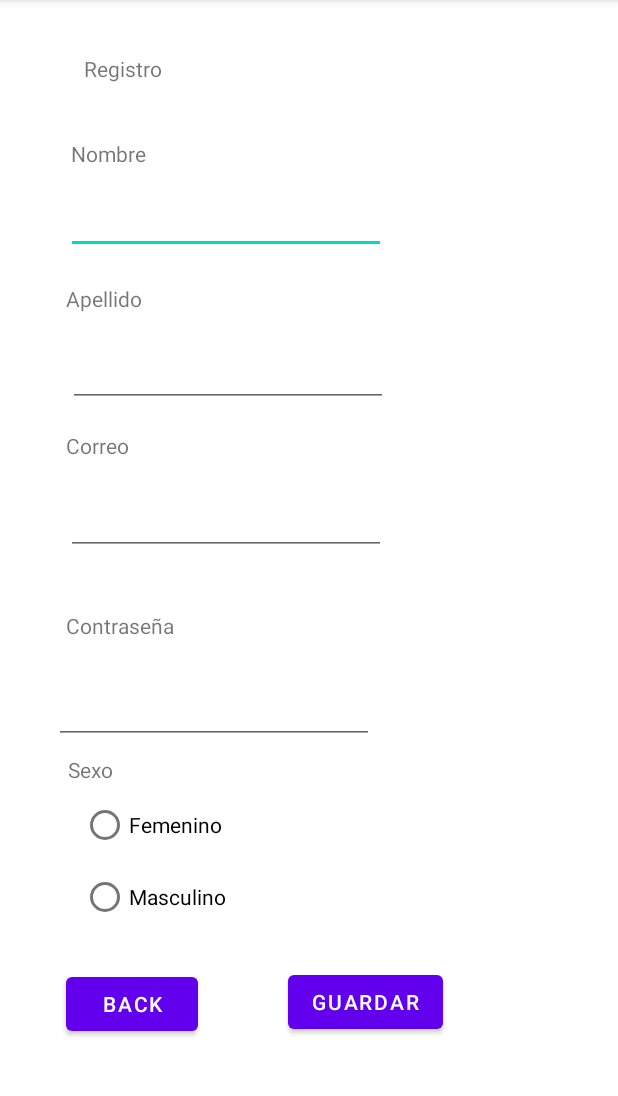
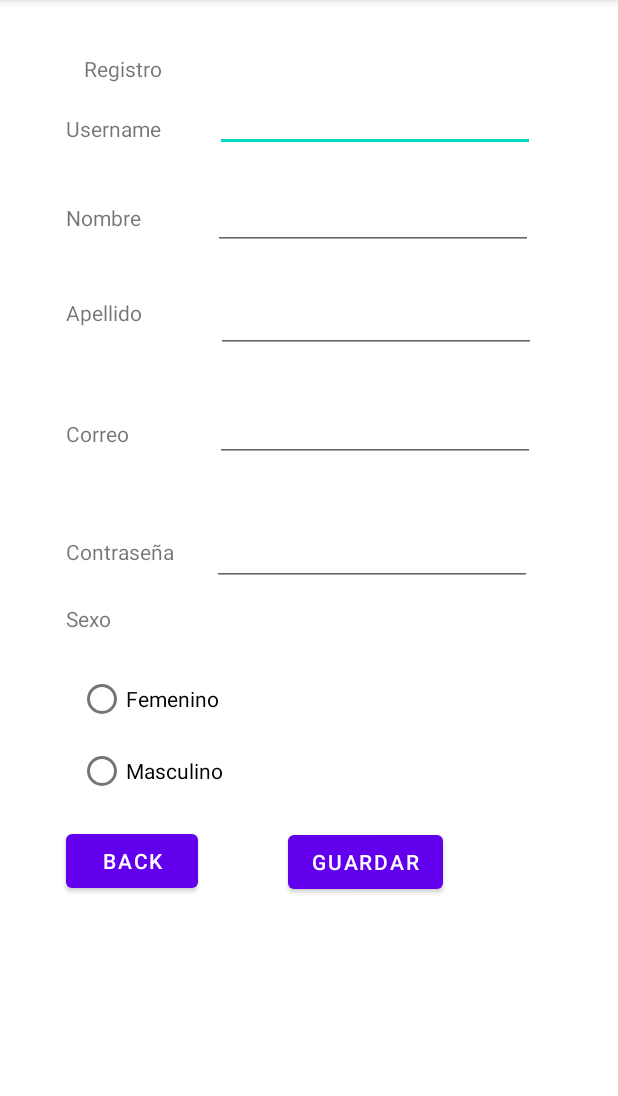
Before and after one commit to Eedal/Android-taller1, an Android app: the screen it shows after launch (RegisterActivity), after a tap on "REGISTRATE", on a phone screen of 412 x 824 dp, the part 84-1180 px from its top. Run offline under Robolectric (Android 15) with nearby library versions, the phone set to English and light mode, and no system bars.

Commit message:
Arreglo registro

```diff
--- a/app/src/main/java/com/example/tallerunimaguno/MainActivity.java
+++ b/app/src/main/java/com/example/tallerunimaguno/MainActivity.java
@@ -84,7 +84,7 @@ public class MainActivity extends AppCompatActivity implements View.OnClickListe
 
     public void UsersSeeders(Integer units, String name){
         for (int i = 0; i < units ; i++){
-            Users.add(new User(name+ String.valueOf(i+1), name+ String.valueOf(i+1), "Prueba", "holasoy@gmail.com", "Masculino"));
+            Users.add(new User(name+ String.valueOf(i+1),name+ String.valueOf(i+1), name+ String.valueOf(i+1), "Prueba", "holasoy@gmail.com", "Masculino"));
         }
     }
     public void checksBoxListener(){
--- a/app/src/main/java/com/example/tallerunimaguno/RegisterActivity.java
+++ b/app/src/main/java/com/example/tallerunimaguno/RegisterActivity.java
@@ -20,7 +20,7 @@ import models.User;
 
 public class RegisterActivity extends AppCompatActivity implements View.OnClickListener {
 
-    EditText user, password, lastname, email;
+    EditText user, password, lastname, email, username;
     RadioButton masculino, femenino;
     Button back, register;
     AlertDialog.Builder builder_exito, builder;
@@ -29,6 +29,7 @@ public class RegisterActivity extends AppCompatActivity implements View.OnClickL
     protected void onCreate(Bundle savedInstanceState) {
         super.onCreate(savedInstanceState);
         setContentView(R.layout.activity_register);
+        username= findViewById(R.id.username);
         user = findViewById(R.id.user);
         lastname= findViewById(R.id.lastname);
         email= findViewById(R.id.email);
@@ -71,6 +72,7 @@ public class RegisterActivity extends AppCompatActivity implements View.OnClickL
             case R.id.btnRegister:
 
                 if(user.getText().toString().isEmpty()
+                        || username.getText().toString().isEmpty()
                         || password.getText().toString().isEmpty()
                         || lastname.getText().toString().isEmpty()
                         || email.getText().toString().isEmpty()
@@ -104,7 +106,7 @@ public class RegisterActivity extends AppCompatActivity implements View.OnClickL
                     if(femenino.isChecked()){
                         sexo="Femenino";
                     }
-                    this.Users.add(UserController.store(user.getText().toString(), password.getText().toString(), lastname.getText().toString(), email.getText().toString(), sexo));
+                    this.Users.add(UserController.store(username.getText().toString(), user.getText().toString(), password.getText().toString(), lastname.getText().toString(), email.getText().toString(), sexo));
                     builder_exito= new AlertDialog.Builder(this);
                     builder_exito.setTitle("Atención");
                     builder_exito.setMessage("Registo exitoso");
@@ -112,6 +114,7 @@ public class RegisterActivity extends AppCompatActivity implements View.OnClickL
                     AlertDialog dialog_exito=builder_exito.create();
                     dialog_exito.show();
                     user.setText("");
+                    username.setText("");
                     password.setText("");
                     lastname.setText("");
                     email.setText("");
--- a/app/src/main/java/controllers/UserController.java
+++ b/app/src/main/java/controllers/UserController.java
@@ -3,8 +3,8 @@ import models.User;
 public class UserController {
 
 
-    public static  User store(String name, String password, String lastname, String email, String sexo){
-        return new User(name, password, lastname,email, sexo);
+    public static  User store(String username,String name, String password, String lastname, String email, String sexo){
+        return new User(username,name, password, lastname,email, sexo);
     }
 
 
--- a/app/src/main/java/models/User.java
+++ b/app/src/main/java/models/User.java
@@ -4,12 +4,14 @@ import java.io.Serializable;
 
 public class User implements Serializable {
     private String name;
+    private String username;
     private String lastname;
     private String email;
     private String password;
     private String sexo;
 
-    public User(String name, String password, String lastname, String email, String sexo) {
+    public User(String username, String name, String password, String lastname, String email, String sexo) {
+        this.username= username;
         this.name = name;
         this.lastname=lastname;
         this.email=email;
@@ -25,6 +27,14 @@ public class User implements Serializable {
         this.email="";
         this.password = "";
         this.sexo= "";
+    }
+
+    public String getUsername() {
+        return username;
+    }
+
+    public void setUsername(String username) {
+        this.username = username;
     }
 
     public String getSexo() {
--- a/app/src/main/res/layout/activity_register.xml
+++ b/app/src/main/res/layout/activity_register.xml
@@ -17,11 +17,32 @@
         app:layout_constraintTop_toTopOf="parent" />
 
     <TextView
+        android:id="@+id/textView15"
+        android:layout_width="wrap_content"
+        android:layout_height="wrap_content"
+        android:layout_marginStart="44dp"
+        android:layout_marginTop="76dp"
+        android:text="Username"
+        app:layout_constraintStart_toStartOf="parent"
+        app:layout_constraintTop_toTopOf="parent" />
+
+    <EditText
+        android:id="@+id/username"
+        android:layout_width="wrap_content"
+        android:layout_height="wrap_content"
+        android:layout_marginStart="36dp"
+        android:layout_marginTop="56dp"
+        android:ems="10"
+        android:inputType="textPersonName"
+        app:layout_constraintStart_toEndOf="@+id/textView15"
+        app:layout_constraintTop_toTopOf="parent" />
+
+    <TextView
         android:id="@+id/textViewName"
         android:layout_width="wrap_content"
         android:layout_height="wrap_content"
-        android:layout_marginStart="47dp"
-        android:layout_marginTop="37dp"
+        android:layout_marginStart="44dp"
+        android:layout_marginTop="80dp"
         android:text="Nombre"
         app:layout_constraintStart_toStartOf="parent"
         app:layout_constraintTop_toBottomOf="@+id/textView6" />
@@ -30,61 +51,19 @@
         android:id="@+id/user"
         android:layout_width="wrap_content"
         android:layout_height="wrap_content"
-        android:layout_marginStart="44dp"
-        android:layout_marginTop="12dp"
+        android:layout_marginStart="48dp"
+        android:layout_marginTop="20dp"
         android:ems="10"
         android:inputType="textPersonName"
-        app:layout_constraintStart_toStartOf="parent"
-        app:layout_constraintTop_toBottomOf="@+id/textViewName" />
-
-    <TextView
-        android:id="@+id/textViewPassword"
-        android:layout_width="wrap_content"
-        android:layout_height="wrap_content"
-        android:layout_marginStart="44dp"
-        android:layout_marginTop="37dp"
-        android:text="Contraseña"
-        app:layout_constraintStart_toStartOf="parent"
-        app:layout_constraintTop_toBottomOf="@+id/email"
-        tools:text="@string/password" />
-
-    <EditText
-        android:id="@+id/password"
-        android:layout_width="wrap_content"
-        android:layout_height="wrap_content"
-        android:layout_marginStart="36dp"
-        android:layout_marginTop="24dp"
-        android:ems="10"
-        android:inputType="textPassword"
-        app:layout_constraintStart_toStartOf="parent"
-        app:layout_constraintTop_toBottomOf="@+id/textViewPassword" />
-
-    <Button
-        android:id="@+id/btnBack"
-        android:layout_width="wrap_content"
-        android:layout_height="wrap_content"
-        android:layout_marginStart="44dp"
-        android:layout_marginTop="23dp"
-        android:text="Back"
-        app:layout_constraintStart_toStartOf="parent"
-        app:layout_constraintTop_toBottomOf="@+id/group_sexo" />
-
-    <Button
-        android:id="@+id/btnRegister"
-        android:layout_width="wrap_content"
-        android:layout_height="wrap_content"
-        android:layout_marginStart="60dp"
-        android:layout_marginTop="148dp"
-        android:text="Guardar"
-        app:layout_constraintStart_toEndOf="@+id/btnBack"
-        app:layout_constraintTop_toBottomOf="@+id/password" />
+        app:layout_constraintStart_toEndOf="@+id/textViewName"
+        app:layout_constraintTop_toBottomOf="@+id/username" />
 
     <TextView
         android:id="@+id/textView7"
         android:layout_width="wrap_content"
         android:layout_height="wrap_content"
         android:layout_marginStart="44dp"
-        android:layout_marginTop="20dp"
+        android:layout_marginTop="32dp"
         android:text="@string/lastname"
         app:layout_constraintStart_toStartOf="parent"
         app:layout_constraintTop_toBottomOf="@+id/user"
@@ -94,41 +73,74 @@
         android:id="@+id/lastname"
         android:layout_width="wrap_content"
         android:layout_height="wrap_content"
-        android:layout_marginStart="45dp"
-        android:layout_marginTop="17dp"
+        android:layout_marginStart="49dp"
+        android:layout_marginTop="23dp"
         android:ems="10"
         android:inputType="textPersonName"
-        app:layout_constraintStart_toStartOf="parent"
-        app:layout_constraintTop_toBottomOf="@+id/textView7" />
+        app:layout_constraintStart_toEndOf="@+id/textView7"
+        app:layout_constraintTop_toBottomOf="@+id/user" />
 
     <TextView
         android:id="@+id/textView8"
         android:layout_width="wrap_content"
         android:layout_height="wrap_content"
         android:layout_marginStart="44dp"
-        android:layout_marginTop="16dp"
+        android:layout_marginTop="61dp"
         android:text="@string/email"
         app:layout_constraintStart_toStartOf="parent"
-        app:layout_constraintTop_toBottomOf="@+id/lastname"
+        app:layout_constraintTop_toBottomOf="@+id/textView7"
         tools:text="@string/email" />
 
     <EditText
         android:id="@+id/email"
         android:layout_width="wrap_content"
         android:layout_height="wrap_content"
-        android:layout_marginStart="44dp"
-        android:layout_marginTop="18dp"
+        android:layout_marginStart="57dp"
+        android:layout_marginTop="27dp"
         android:ems="10"
         android:inputType="textPersonName"
+        app:layout_constraintStart_toEndOf="@+id/textView8"
+        app:layout_constraintTop_toBottomOf="@+id/lastname" />
+
+    <TextView
+        android:id="@+id/textViewPassword"
+        android:layout_width="wrap_content"
+        android:layout_height="wrap_content"
+        android:layout_marginStart="44dp"
+        android:layout_marginTop="59dp"
+        android:text="Contraseña"
         app:layout_constraintStart_toStartOf="parent"
-        app:layout_constraintTop_toBottomOf="@+id/textView8" />
+        app:layout_constraintTop_toBottomOf="@+id/textView8"
+        tools:text="@string/password" />
+
+    <EditText
+        android:id="@+id/password"
+        android:layout_width="wrap_content"
+        android:layout_height="wrap_content"
+        android:layout_marginStart="25dp"
+        android:layout_marginTop="37dp"
+        android:ems="10"
+        android:inputType="textPassword"
+        app:layout_constraintStart_toEndOf="@+id/textViewPassword"
+        app:layout_constraintTop_toBottomOf="@+id/email" />
+
+    <TextView
+        android:id="@+id/textView9"
+        android:layout_width="wrap_content"
+        android:layout_height="wrap_content"
+        android:layout_marginStart="44dp"
+        android:layout_marginTop="12dp"
+        android:text="@string/sexo"
+        app:layout_constraintStart_toStartOf="parent"
+        app:layout_constraintTop_toBottomOf="@+id/password"
+        tools:text="@string/sexo" />
 
     <RadioGroup
         android:id="@+id/group_sexo"
         android:layout_width="wrap_content"
         android:layout_height="wrap_content"
-        android:layout_marginStart="54dp"
-        android:layout_marginTop="3dp"
+        android:layout_marginStart="52dp"
+        android:layout_marginTop="20dp"
         app:layout_constraintStart_toStartOf="parent"
         app:layout_constraintTop_toBottomOf="@+id/textView9">
 
@@ -147,15 +159,24 @@
             tools:text="@string/masculino" />
     </RadioGroup>
 
-    <TextView
-        android:id="@+id/textView9"
+    <Button
+        android:id="@+id/btnRegister"
         android:layout_width="wrap_content"
         android:layout_height="wrap_content"
-        android:layout_marginStart="45dp"
-        android:layout_marginTop="7dp"
-        android:text="@string/sexo"
+        android:layout_marginStart="60dp"
+        android:layout_marginTop="160dp"
+        android:text="Guardar"
+        app:layout_constraintStart_toEndOf="@+id/btnBack"
+        app:layout_constraintTop_toBottomOf="@+id/password" />
+
+    <Button
+        android:id="@+id/btnBack"
+        android:layout_width="wrap_content"
+        android:layout_height="wrap_content"
+        android:layout_marginStart="44dp"
+        android:layout_marginTop="12dp"
+        android:text="Back"
         app:layout_constraintStart_toStartOf="parent"
-        app:layout_constraintTop_toBottomOf="@+id/password"
-        tools:text="@string/sexo" />
+        app:layout_constraintTop_toBottomOf="@+id/group_sexo" />
 
 </androidx.constraintlayout.widget.ConstraintLayout>
```
